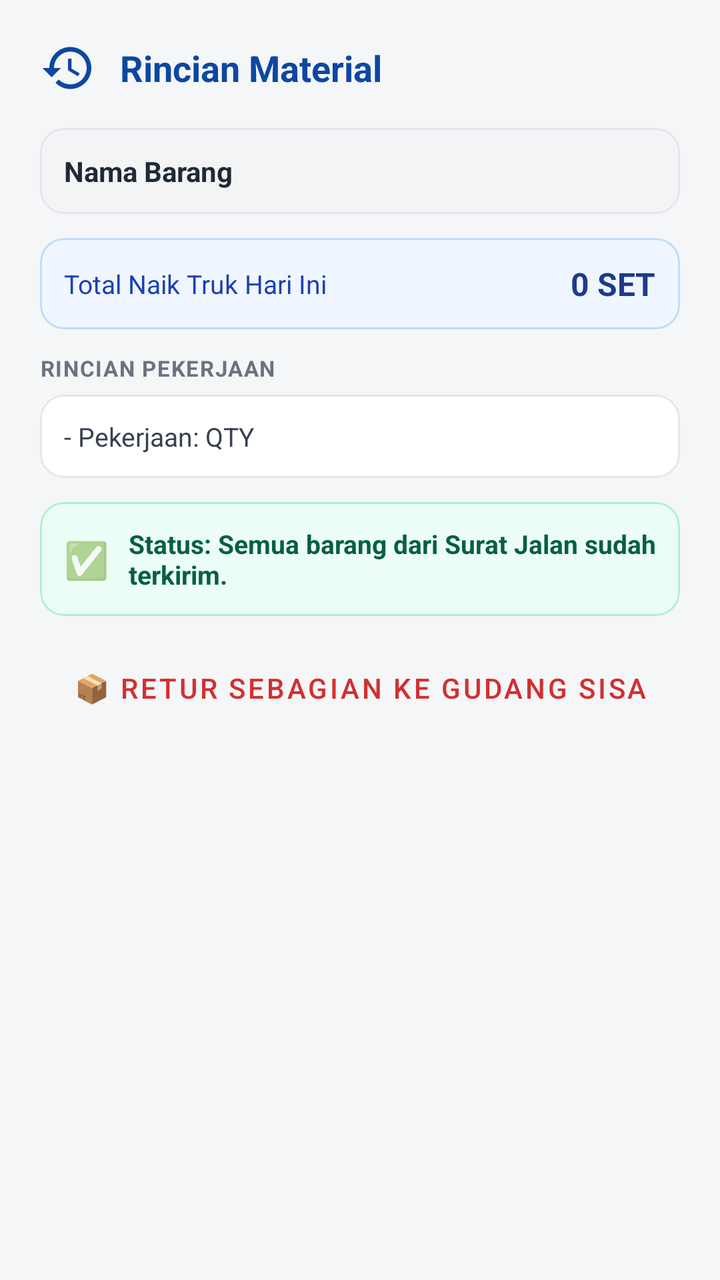
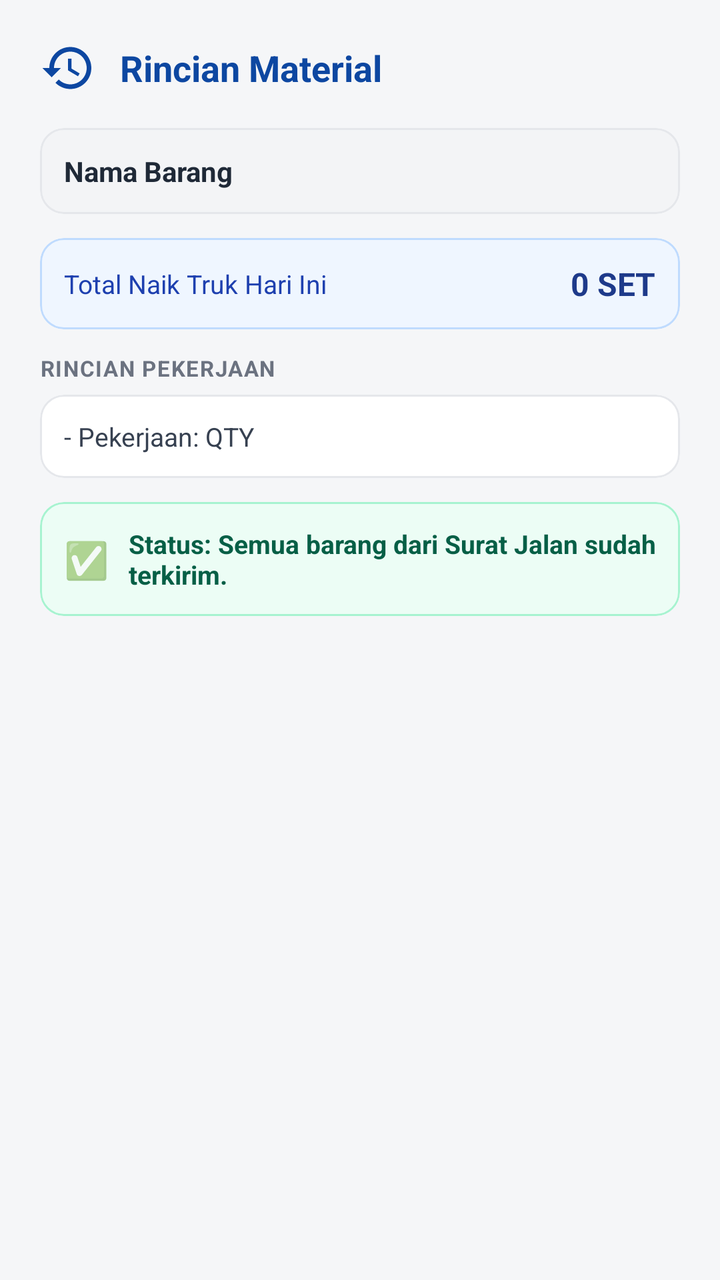

An Android layout rendered at two revisions. The XML below is the earlier revision; the diff shows what the commit changed to produce the second picture.
<!-- AndroidManifest.xml: application theme Theme.LogistikPintar -->
<!-- res/layout/dialog_detail_material_riwayat.xml -->
<?xml version="1.0" encoding="utf-8"?>
<ScrollView xmlns:android="http://schemas.android.com/apk/res/android"
    xmlns:app="http://schemas.android.com/apk/res-auto"
    android:layout_width="match_parent"
    android:layout_height="wrap_content">

    <LinearLayout
        android:layout_width="match_parent"
        android:layout_height="wrap_content"
        android:orientation="vertical"
        android:padding="20dp">

        
        <LinearLayout
            android:layout_width="match_parent"
            android:layout_height="wrap_content"
            android:orientation="horizontal"
            android:gravity="center_vertical"
            android:layout_marginBottom="16dp">

            <ImageView
                android:layout_width="28dp"
                android:layout_height="28dp"
                android:src="@drawable/ic_history"
                app:tint="@color/primary_blue"
                android:layout_marginEnd="12dp"
                android:contentDescription="Detail Icon"/>

            <TextView
                android:layout_width="wrap_content"
                android:layout_height="wrap_content"
                android:text="Rincian Material"
                android:textSize="18sp"
                android:textStyle="bold"
                android:textColor="@color/primary_blue"/>
        </LinearLayout>

        
        <com.google.android.material.card.MaterialCardView
            android:layout_width="match_parent"
            android:layout_height="wrap_content"
            android:layout_marginBottom="12dp"
            app:cardCornerRadius="12dp"
            app:cardElevation="0dp"
            app:cardBackgroundColor="#F3F4F6"
            app:strokeColor="#E5E7EB"
            app:strokeWidth="1dp">

            <LinearLayout
                android:layout_width="match_parent"
                android:layout_height="wrap_content"
                android:orientation="vertical"
                android:padding="12dp">

                <TextView
                    android:id="@+id/tvNamaMaterialDetail"
                    android:layout_width="match_parent"
                    android:layout_height="wrap_content"
                    android:text="Nama Barang"
                    android:textSize="14sp"
                    android:textStyle="bold"
                    android:textColor="#1F2937"/>

                <TextView
                    android:id="@+id/tvBadgeDraft"
                    android:layout_width="wrap_content"
                    android:layout_height="wrap_content"
                    android:text="📄 BELUM JADI SLIP RESMI"
                    android:textSize="11sp"
                    android:textStyle="bold"
                    android:textColor="#DC2626"
                    android:visibility="gone"
                    android:layout_marginTop="4dp"
                    android:paddingHorizontal="6dp"
                    android:paddingVertical="2dp"
                    android:background="#FFEBEE"/>
            </LinearLayout>
        </com.google.android.material.card.MaterialCardView>

        
        <com.google.android.material.card.MaterialCardView
            android:layout_width="match_parent"
            android:layout_height="wrap_content"
            android:layout_marginBottom="12dp"
            app:cardCornerRadius="12dp"
            app:cardElevation="0dp"
            app:cardBackgroundColor="#EFF6FF"
            app:strokeColor="#BFDBFE"
            app:strokeWidth="1dp">

            <LinearLayout
                android:layout_width="match_parent"
                android:layout_height="wrap_content"
                android:orientation="horizontal"
                android:gravity="center_vertical"
                android:padding="12dp">

                <TextView
                    android:layout_width="0dp"
                    android:layout_height="wrap_content"
                    android:layout_weight="1"
                    android:text="Total Naik Truk Hari Ini"
                    android:textSize="13sp"
                    android:textColor="#1E40AF"/>

                <TextView
                    android:id="@+id/tvTotalQtyDetail"
                    android:layout_width="wrap_content"
                    android:layout_height="wrap_content"
                    android:text="0 SET"
                    android:textSize="16sp"
                    android:textStyle="bold"
                    android:textColor="#1E3A8A"/>
            </LinearLayout>
        </com.google.android.material.card.MaterialCardView>

        
        <TextView
            android:layout_width="match_parent"
            android:layout_height="wrap_content"
            android:text="RINCIAN PEKERJAAN"
            android:textSize="11sp"
            android:textStyle="bold"
            android:textColor="#6B7280"
            android:letterSpacing="0.05"
            android:layout_marginBottom="6dp"/>

        <com.google.android.material.card.MaterialCardView
            android:layout_width="match_parent"
            android:layout_height="wrap_content"
            android:layout_marginBottom="12dp"
            app:cardCornerRadius="12dp"
            app:cardElevation="0dp"
            app:cardBackgroundColor="#FFFFFF"
            app:strokeColor="#E5E7EB"
            app:strokeWidth="1dp">

            <TextView
                android:id="@+id/tvRincianPekerjaanDetail"
                android:layout_width="match_parent"
                android:layout_height="wrap_content"
                android:text="- Pekerjaan: QTY"
                android:textSize="13sp"
                android:textColor="#374151"
                android:padding="12dp"
                android:lineSpacingExtra="4dp"/>
        </com.google.android.material.card.MaterialCardView>

        
        <com.google.android.material.card.MaterialCardView
            android:id="@+id/cardStatusDelivery"
            android:layout_width="match_parent"
            android:layout_height="wrap_content"
            app:cardCornerRadius="12dp"
            app:cardElevation="0dp"
            app:cardBackgroundColor="#ECFDF5"
            app:strokeColor="#A7F3D0"
            app:strokeWidth="1dp">

            <LinearLayout
                android:layout_width="match_parent"
                android:layout_height="wrap_content"
                android:orientation="horizontal"
                android:gravity="center_vertical"
                android:padding="12dp">

                <TextView
                    android:id="@+id/tvStatusIcon"
                    android:layout_width="wrap_content"
                    android:layout_height="wrap_content"
                    android:text="✅"
                    android:textSize="18sp"
                    android:layout_marginEnd="10dp"/>

                <TextView
                    android:id="@+id/tvStatusText"
                    android:layout_width="0dp"
                    android:layout_height="wrap_content"
                    android:layout_weight="1"
                    android:text="Status: Semua barang dari Surat Jalan sudah terkirim."
                    android:textSize="13sp"
                    android:textStyle="bold"
                    android:textColor="#065F46"/>
            </LinearLayout>
        </com.google.android.material.card.MaterialCardView>

        
        <Button
            android:id="@+id/btnPelunasanDetail"
            android:layout_width="match_parent"
            android:layout_height="wrap_content"
            android:text="📄 KONFIRMASI SLIP RESMI DITERIMA"
            android:layout_marginTop="12dp"
            style="?attr/materialButtonOutlinedStyle"
            app:strokeColor="#2563EB"
            android:textColor="#2563EB"
            app:cornerRadius="10dp"
            android:visibility="gone"/>

        
        <Button
            android:id="@+id/btnReturGudangDetail"
            android:layout_width="match_parent"
            android:layout_height="wrap_content"
            android:text="📦 RETUR SEBAGIAN KE GUDANG SISA"
            android:layout_marginTop="12dp"
            style="?attr/materialButtonOutlinedStyle"
            app:strokeColor="#D32F2F"
            android:textColor="#D32F2F"
            app:cornerRadius="10dp"/>

    </LinearLayout>
</ScrollView>
<!-- resources referenced by this layout -->
<resources>
  <color name="primary_blue">#0D47A1</color>
  <!-- drawable ic_history (drawable) -->
  <vector xmlns:android="http://schemas.android.com/apk/res/android"
      android:width="32dp"
      android:height="32dp"
      android:viewportWidth="24"
      android:viewportHeight="24">
    <path
        android:fillColor="#FF000000"
        android:pathData="M13,3c-4.97,0 -9,4.03 -9,9H1l3.89,3.89 0.07,0.14L9,12H6c0,-3.87 3.13,-7 7,-7s7,3.13 7,7 -3.13,7 -7,7c-1.93,0 -3.68,-0.79 -4.94,-2.06l-1.42,1.42C8.27,19.99 10.51,21 13,21c4.97,0 9,-4.03 9,-9s-4.03,-9 -9,-9zm-1,5v5l4.28,2.54 0.72,-1.21 -3.5,-2.08V8H12z"/>
  </vector>
  <style name="Theme.LogistikPintar" parent="Base.Theme.LogistikPintar" />
  <style name="Base.Theme.LogistikPintar" parent="Theme.MaterialComponents.DayNight.NoActionBar">
          
          <item name="colorPrimary">@color/primary_blue</item>
          <item name="colorPrimaryVariant">@color/accent_blue</item>
          <item name="colorOnPrimary">@color/white</item>
          <item name="android:windowBackground">@color/bg_main</item>
          <item name="materialCalendarTheme">@style/CustomMaterialCalendarTheme</item>
      </style>
  <color name="accent_blue">#1976D2</color>
  <color name="white">#FFFFFFFF</color>
  <color name="bg_main">#F5F6F8</color>
  <style name="CustomMaterialCalendarTheme" parent="ThemeOverlay.MaterialComponents.MaterialCalendar">
          
      </style>
</resources>

<!-- the commit's change to res/layout/dialog_detail_material_riwayat.xml (unified diff, before → after) -->
@@ -197,17 +197,5 @@
             app:cornerRadius="10dp"
             android:visibility="gone"/>
 
-        
-        <Button
-            android:id="@+id/btnReturGudangDetail"
-            android:layout_width="match_parent"
-            android:layout_height="wrap_content"
-            android:text="📦 RETUR SEBAGIAN KE GUDANG SISA"
-            android:layout_marginTop="12dp"
-            style="?attr/materialButtonOutlinedStyle"
-            app:strokeColor="#D32F2F"
-            android:textColor="#D32F2F"
-            app:cornerRadius="10dp"/>
-
     </LinearLayout>
 </ScrollView>
